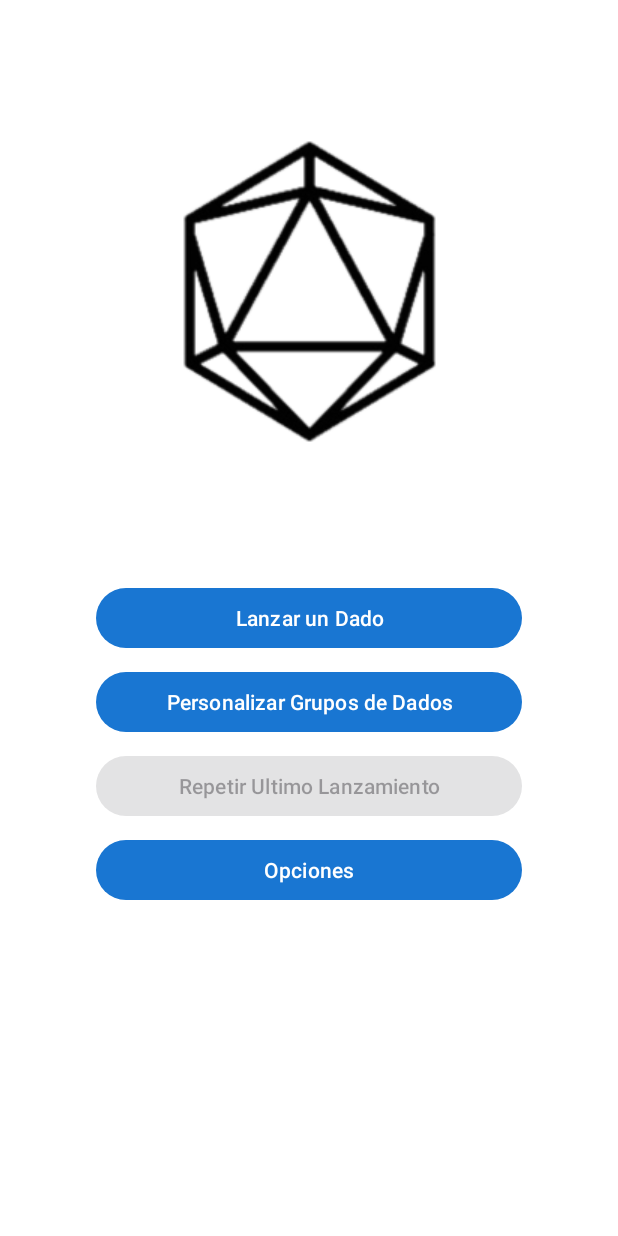
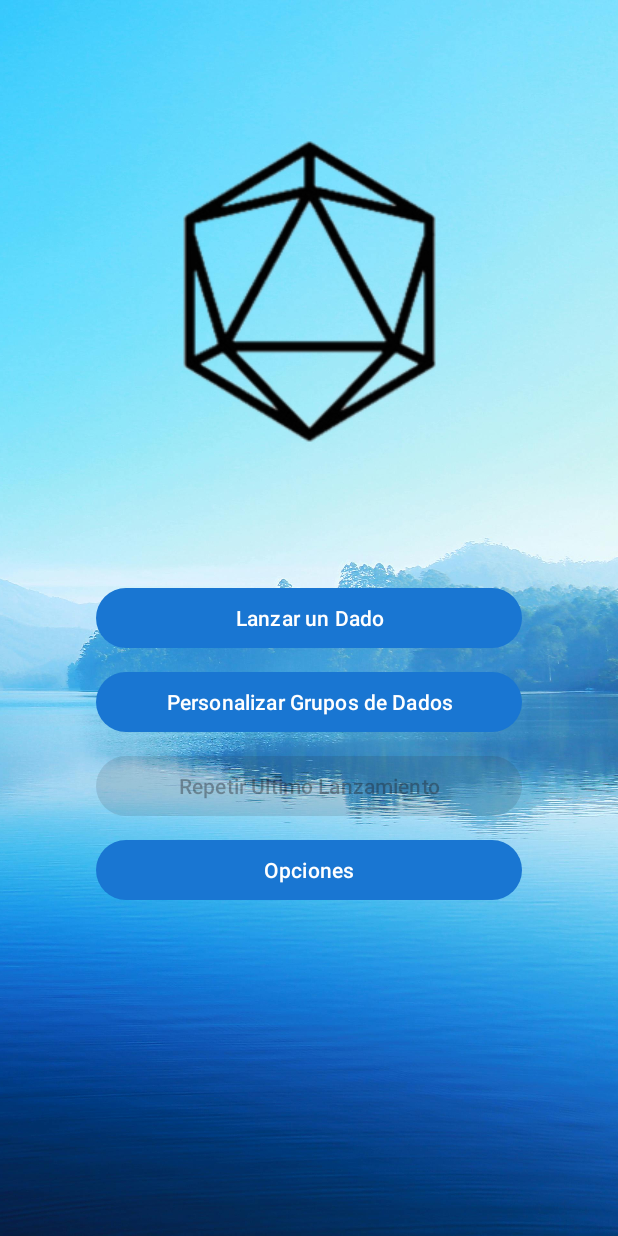
Before and after one commit to dagoes/DiceRoller, an Android app: the screen it shows after launch (MainActivity), on a phone screen of 412 x 824 dp. Run offline under Robolectric (Android 15) with nearby library versions, the phone set to English and light mode, and no system bars.

Commit message:
Añadido un background a MainActivity

```diff
--- a/app/src/main/java/com/example/diceroller/MainActivity.java
+++ b/app/src/main/java/com/example/diceroller/MainActivity.java
@@ -2,6 +2,7 @@ package com.example.diceroller;
 
 import android.content.Intent;
 import android.content.SharedPreferences;
+import android.content.res.Configuration;
 import android.os.Bundle;
 import android.view.View;
 import android.widget.Button;
@@ -31,6 +32,8 @@ public class MainActivity extends AppCompatActivity {
             AppCompatDelegate.setDefaultNightMode(AppCompatDelegate.MODE_NIGHT_YES);
             ImageView logo = findViewById(R.id.imageLogo);
             logo.setImageResource(R.drawable.dice_icon_dark);
+            ImageView backgroundImage = findViewById(R.id.backgroundImage);
+            backgroundImage.setImageResource(R.drawable.background_image_dark);
         } else {
             AppCompatDelegate.setDefaultNightMode(AppCompatDelegate.MODE_NIGHT_NO);
         }
--- a/app/src/main/res/layout/activity_main.xml
+++ b/app/src/main/res/layout/activity_main.xml
@@ -6,6 +6,13 @@
     android:layout_width="match_parent"
     android:layout_height="match_parent"
     tools:context=".MainActivity">
+
+    <ImageView
+        android:id="@+id/backgroundImage"
+        android:layout_width="match_parent"
+        android:layout_height="match_parent"
+        android:scaleType="centerCrop"
+        android:src="@drawable/background_image_light"/>
 
     <Button
         android:id="@+id/buttonUnDado"
```
Also changed, not shown: app/src/main/res/drawable/background_image_dark.jpg (added), app/src/main/res/drawable/background_image_light.jpg (added).
